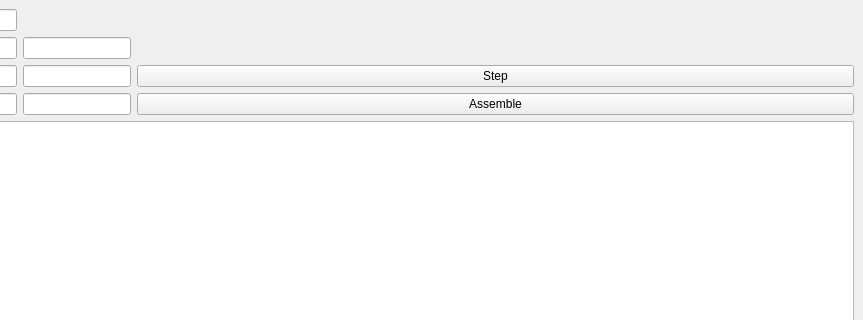
Qt form mainwindow/mainwindow.ui (maxkofler/Z80Emulator) before a commit; both pictures show x 100 to 963 and y 0 to 320 of the 963 by 725 pixel window.
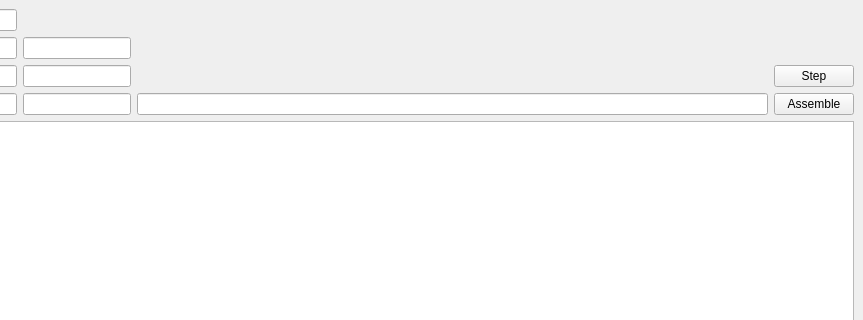
The same form after that commit.

```diff
--- a/mainwindow/mainwindow.ui
+++ b/mainwindow/mainwindow.ui
@@ -134,6 +134,13 @@
           </property>
          </widget>
         </item>
+        <item row="3" column="2">
+         <widget class="QLineEdit" name="regPC">
+          <property name="alignment">
+           <set>Qt::AlignCenter</set>
+          </property>
+         </widget>
+        </item>
        </layout>
       </item>
       <item row="2" column="0">
```
